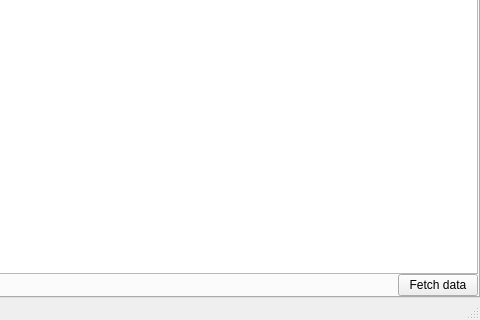
The window that src/CarValueWindow.ui (SNiLD/CarValue) describes before a commit, drawn with Qt 5; both pictures show x 320 to 800 and y 280 to 600 of the 800 by 600 pixel window.
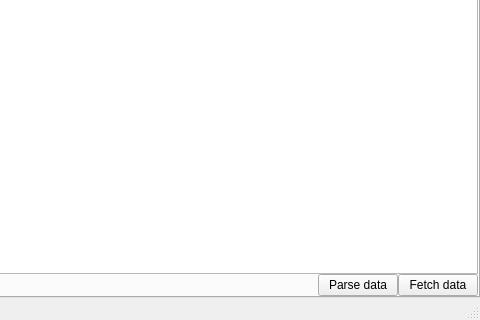
The same window after the commit. The open tabs and pages were chosen to show the change.

Patch:
```diff
--- a/src/CarValueWindow.ui
+++ b/src/CarValueWindow.ui
@@ -108,6 +108,13 @@
             </property>
            </spacer>
           </item>
+          <item>
+           <widget class="QPushButton" name="parsePushButton">
+            <property name="text">
+             <string>Parse data</string>
+            </property>
+           </widget>
+          </item>
           <item>
            <widget class="QPushButton" name="fetchPushButton">
             <property name="text">
```
Left out of the diff: 23 changed lines with no effect on the pictures.
